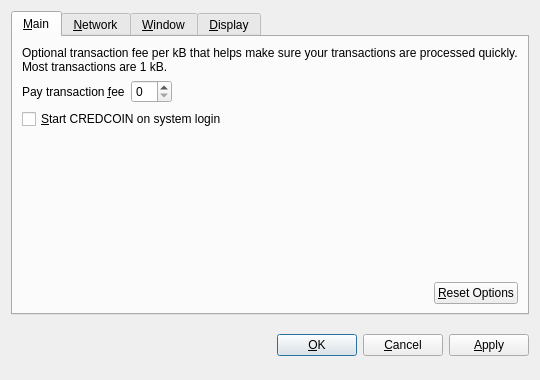
Above: src/qt/forms/optionsdialog.ui from CREDICOIN/CREDI before the change. Below: the same form after it.
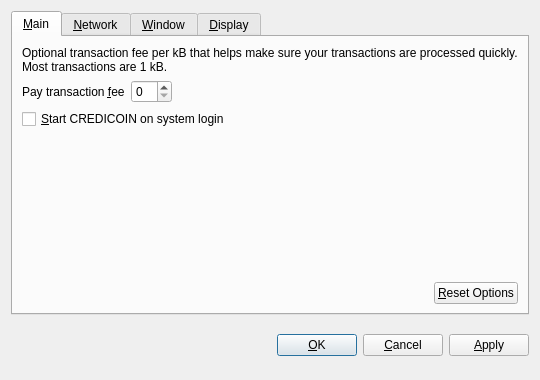
That is the form after the change. Custom widgets are drawn as their Qt base class.

```diff
--- a/src/qt/forms/optionsdialog.ui
+++ b/src/qt/forms/optionsdialog.ui
@@ -82,7 +82,7 @@
           <string>Automatically start CREDCOIN after logging in to the system.</string>
          </property>
          <property name="text">
-          <string>&amp;Start CREDCOIN on system login</string>
+          <string>&amp;Start CREDICOIN on system login</string>
          </property>
         </widget>
        </item>
```
Left out of the diff: 10 changed lines with no effect on the pictures.
